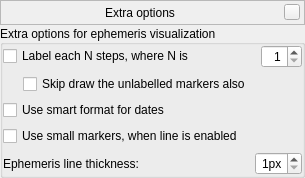
Old version of the form src/gui/astroCalcExtraEphemerisDialog.ui in the repository Stellarium/stellarium.
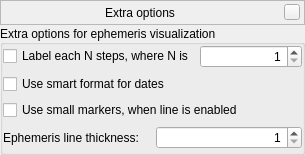
New version of the form. Custom widgets are drawn as their Qt base class.

The edit to the form file:
```diff
--- a/src/gui/astroCalcExtraEphemerisDialog.ui
+++ b/src/gui/astroCalcExtraEphemerisDialog.ui
@@ -154,27 +154,8 @@
           </property>
          </widget>
         </item>
-        <item>
-         <spacer name="horizontalSpacer">
-          <property name="orientation">
-           <enum>Qt::Horizontal</enum>
-          </property>
-          <property name="sizeHint" stdset="0">
-           <size>
-            <width>40</width>
-            <height>20</height>
-           </size>
-          </property>
-         </spacer>
-        </item>
         <item>
          <widget class="QSpinBox" name="dataStepSpinBox">
-          <property name="maximumSize">
-           <size>
-            <width>65</width>
-            <height>16777215</height>
-           </size>
-          </property>
           <property name="alignment">
            <set>Qt::AlignRight|Qt::AlignTrailing|Qt::AlignVCenter</set>
           </property>
@@ -185,33 +166,6 @@
         </item>
        </layout>
       </item>
-      <item>
-       <layout class="QHBoxLayout" name="horizontalLayout_3">
-        <item>
-         <spacer name="horizontalSpacer_3">
-          <property name="orientation">
-           <enum>Qt::Horizontal</enum>
-          </property>
-          <property name="sizeType">
-           <enum>QSizePolicy::Fixed</enum>
-          </property>
-          <property name="sizeHint" stdset="0">
-           <size>
-            <width>20</width>
-            <height>20</height>
-           </size>
-          </property>
-         </spacer>
-        </item>
-        <item>
-         <widget class="QCheckBox" name="skipMarkersCheckBox">
-          <property name="text">
-           <string>Skip draw the unlabelled markers also</string>
-          </property>
-         </widget>
-        </item>
-       </layout>
-      </item>
       <item>
        <widget class="QCheckBox" name="smartDatesCheckBox">
         <property name="text">
@@ -235,33 +189,11 @@
           </property>
          </widget>
         </item>
-        <item>
-         <spacer name="horizontalSpacer_2">
-          <property name="orientation">
-           <enum>Qt::Horizontal</enum>
-          </property>
-          <property name="sizeHint" stdset="0">
-           <size>
-            <width>40</width>
-            <height>20</height>
-           </size>
-          </property>
-         </spacer>
-        </item>
         <item>
          <widget class="QSpinBox" name="lineThicknessSpinBox">
-          <property name="maximumSize">
-           <size>
-            <width>65</width>
-            <height>16777215</height>
-           </size>
-          </property>
           <property name="alignment">
            <set>Qt::AlignRight|Qt::AlignTrailing|Qt::AlignVCenter</set>
           </property>
-          <property name="suffix">
-           <string comment="pixels">px</string>
-          </property>
           <property name="minimum">
            <number>1</number>
           </property>
```
